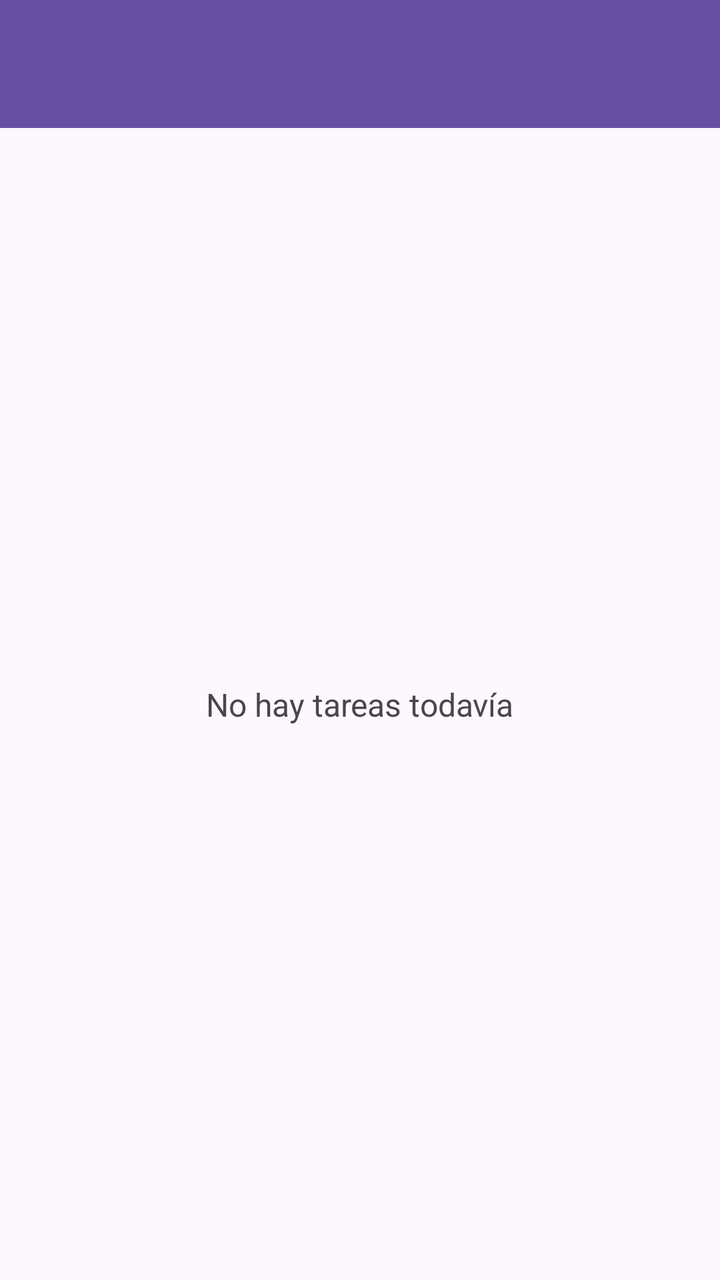
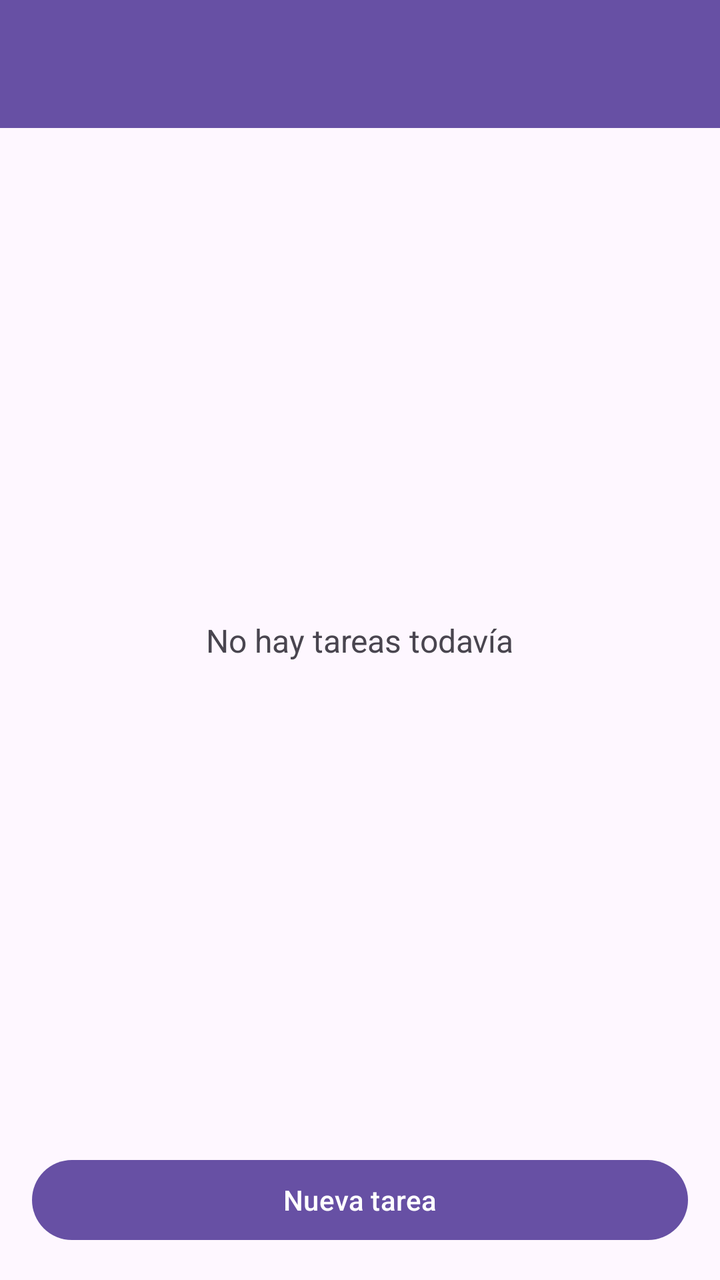

Compare the two renders of this Android layout. The source of the first and the diff that turns it into the second are given below.
<!-- AndroidManifest.xml: application theme Theme.Vanessa_Mouriz_Feed1_GestorTareas -->
<!-- res/layout/activity_main.xml -->
<?xml version="1.0" encoding="utf-8"?>
<androidx.constraintlayout.widget.ConstraintLayout xmlns:android="http://schemas.android.com/apk/res/android"
    xmlns:app="http://schemas.android.com/apk/res-auto"
    xmlns:tools="http://schemas.android.com/tools"
    android:id="@+id/main"
    android:layout_width="match_parent"
    android:layout_height="match_parent"
    tools:context=".MainActivity">

    
    <com.google.android.material.appbar.MaterialToolbar
        android:id="@+id/toolbar"
        android:layout_width="0dp"
        android:layout_height="wrap_content"
        android:background="?attr/colorPrimary"
        android:minHeight="?attr/actionBarSize"
        app:titleTextColor="?attr/colorOnPrimary"
        app:layout_constraintEnd_toEndOf="parent"
        app:layout_constraintStart_toStartOf="parent"
        app:layout_constraintTop_toTopOf="parent" />

    <ListView
        android:id="@+id/listViewTareas"
        android:layout_width="0dp"
        android:layout_height="0dp"
        app:layout_constraintBottom_toBottomOf="parent"
        app:layout_constraintEnd_toEndOf="parent"
        app:layout_constraintStart_toStartOf="parent"
        app:layout_constraintTop_toBottomOf="@+id/toolbar" />

    
    <TextView
        android:id="@+id/textViewVacio"
        android:layout_width="wrap_content"
        android:layout_height="wrap_content"
        android:text="@string/lista_vacia"
        android:textSize="16sp"
        app:layout_constraintBottom_toBottomOf="parent"
        app:layout_constraintEnd_toEndOf="parent"
        app:layout_constraintStart_toStartOf="parent"
        app:layout_constraintTop_toBottomOf="@+id/toolbar" />

</androidx.constraintlayout.widget.ConstraintLayout>
<!-- resources referenced by this layout -->
<resources>
  <string name="lista_vacia">No hay tareas todavía</string>
  <style name="Theme.Vanessa_Mouriz_Feed1_GestorTareas" parent="Base.Theme.Vanessa_Mouriz_Feed1_GestorTareas" />
  <style name="Base.Theme.Vanessa_Mouriz_Feed1_GestorTareas" parent="Theme.Material3.DayNight.NoActionBar">
          
          <item name="android:windowLightStatusBar">false</item>
      </style>
</resources>

<!-- the commit's change to res/layout/activity_main.xml (unified diff, before → after) -->
@@ -8,13 +8,11 @@
     tools:context=".MainActivity">
 
     
-    <com.google.android.material.appbar.MaterialToolbar
+    <include
         android:id="@+id/toolbar"
+        layout="@layout/toolbar"
         android:layout_width="0dp"
         android:layout_height="wrap_content"
-        android:background="?attr/colorPrimary"
-        android:minHeight="?attr/actionBarSize"
-        app:titleTextColor="?attr/colorOnPrimary"
         app:layout_constraintEnd_toEndOf="parent"
         app:layout_constraintStart_toStartOf="parent"
         app:layout_constraintTop_toTopOf="parent" />
@@ -23,7 +21,7 @@
         android:id="@+id/listViewTareas"
         android:layout_width="0dp"
         android:layout_height="0dp"
-        app:layout_constraintBottom_toBottomOf="parent"
+        app:layout_constraintBottom_toTopOf="@+id/buttonNuevaTarea"
         app:layout_constraintEnd_toEndOf="parent"
         app:layout_constraintStart_toStartOf="parent"
         app:layout_constraintTop_toBottomOf="@+id/toolbar" />
@@ -35,9 +33,31 @@
         android:layout_height="wrap_content"
         android:text="@string/lista_vacia"
         android:textSize="16sp"
-        app:layout_constraintBottom_toBottomOf="parent"
+        app:layout_constraintBottom_toTopOf="@+id/buttonNuevaTarea"
         app:layout_constraintEnd_toEndOf="parent"
         app:layout_constraintStart_toStartOf="parent"
         app:layout_constraintTop_toBottomOf="@+id/toolbar" />
 
+    <Button
+        android:id="@+id/buttonNuevaTarea"
+        android:layout_width="0dp"
+        android:layout_height="wrap_content"
+        android:layout_margin="16dp"
+        android:text="@string/nueva_tarea"
+        app:layout_constraintBottom_toBottomOf="parent"
+        app:layout_constraintEnd_toEndOf="parent"
+        app:layout_constraintStart_toStartOf="parent" />
+
 </androidx.constraintlayout.widget.ConstraintLayout>
+<!-- res/layout/toolbar.xml (included above) -->
+<?xml version="1.0" encoding="utf-8"?>
+<com.google.android.material.appbar.MaterialToolbar xmlns:android="http://schemas.android.com/apk/res/android"
+    xmlns:app="http://schemas.android.com/apk/res-auto"
+    android:id="@+id/toolbar"
+    android:layout_width="match_parent"
+    android:layout_height="wrap_content"
+    android:background="?attr/colorPrimary"
+    android:minHeight="?attr/actionBarSize"
+    android:theme="@style/ThemeOverlay.GestorTareas.Toolbar"
+    app:navigationIconTint="?attr/colorOnPrimary"
+    app:titleTextColor="?attr/colorOnPrimary" />
<!-- resource entries referenced after the edit -->
@@ -1,6 +1,10 @@
 <!-- resources referenced by this layout -->
 <resources>
   <string name="lista_vacia">No hay tareas todavía</string>
+  <string name="nueva_tarea">Nueva tarea</string>
+  <style name="ThemeOverlay.GestorTareas.Toolbar" parent="">
+          <item name="colorControlNormal">?attr/colorOnPrimary</item>
+      </style>
   <style name="Theme.Vanessa_Mouriz_Feed1_GestorTareas" parent="Base.Theme.Vanessa_Mouriz_Feed1_GestorTareas" />
   <style name="Base.Theme.Vanessa_Mouriz_Feed1_GestorTareas" parent="Theme.Material3.DayNight.NoActionBar">
           
